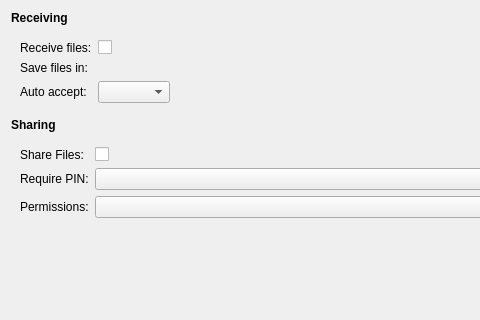
First picture: the form in src/kcmodule/transfer.ui, repository KDE/bluedevil, before the edit; both pictures show x 0 to 480 and y 0 to 320 of the 604 by 401 pixel window.
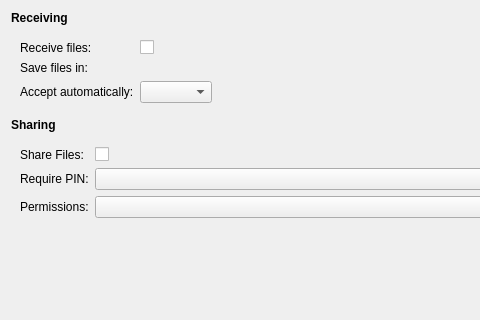
Second picture: the form after the edit. Custom widgets are drawn as their Qt base class.

Patch:
```diff
--- a/src/kcmodule/transfer.ui
+++ b/src/kcmodule/transfer.ui
@@ -69,7 +69,7 @@
       <item row="2" column="0">
        <widget class="QLabel" name="label_3">
         <property name="text">
-         <string>Auto accept:</string>
+         <string>Accept automatically:</string>
         </property>
         <property name="alignment">
          <set>Qt::AlignLeading|Qt::AlignLeft|Qt::AlignVCenter</set>
```
Left out of the diff: 12 changed lines with no effect on the pictures.
